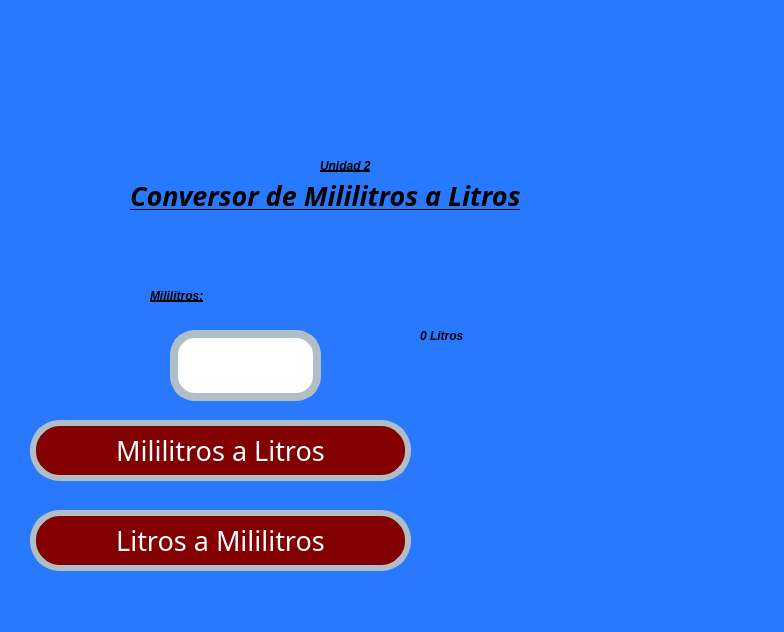
First picture: the form in Unidad 1/Ejercicios 2/U2_E03_Mililitros_a_Litros.ui, repository Perales14/PIP_2025_1_eq5, before the edit.
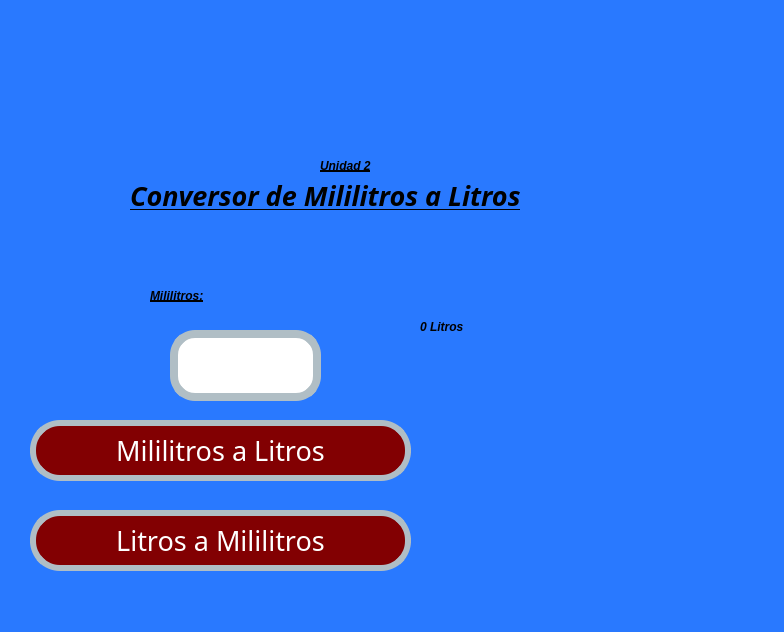
Second picture: the form after the edit. Icons and pictures are not drawn.

What changed in the file:
```diff
--- a/Unidad 1/Ejercicios 2/U2_E03_Mililitros_a_Litros.ui
+++ b/Unidad 1/Ejercicios 2/U2_E03_Mililitros_a_Litros.ui
@@ -25,7 +25,7 @@
    <widget class="QLabel" name="lbl_imagenUat">
     <property name="geometry">
      <rect>
-      <x>60</x>
+      <x>0</x>
       <y>0</y>
       <width>331</width>
       <height>121</height>
@@ -47,8 +47,8 @@
    <widget class="QLabel" name="lbl_imagenFi">
     <property name="geometry">
      <rect>
-      <x>550</x>
-      <y>10</y>
+      <x>570</x>
+      <y>0</y>
       <width>211</width>
       <height>141</height>
      </rect>
@@ -69,8 +69,8 @@
    <widget class="QLabel" name="lbl_imagenGatos">
     <property name="geometry">
      <rect>
-      <x>440</x>
-      <y>380</y>
+      <x>470</x>
+      <y>410</y>
       <width>311</width>
       <height>171</height>
      </rect>
@@ -172,8 +172,8 @@
      <rect>
       <x>420</x>
       <y>320</y>
-      <width>201</width>
-      <height>31</height>
+      <width>221</width>
+      <height>81</height>
      </rect>
     </property>
     <property name="styleSheet">
@@ -186,6 +186,12 @@
     <property name="text">
      <string>0 Litros</string>
     </property>
+    <property name="alignment">
+     <set>Qt::AlignLeading|Qt::AlignLeft|Qt::AlignTop</set>
+    </property>
+    <property name="wordWrap">
+     <bool>true</bool>
+    </property>
    </widget>
    <widget class="QLineEdit" name="txt_Valor">
     <property name="geometry">
```
Left out of the diff: 7 changed lines with no effect on the pictures.
